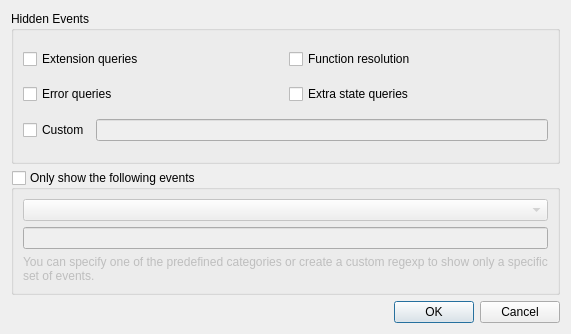
apitrace/apitrace, file gui/ui/settings.ui: the form before one commit.
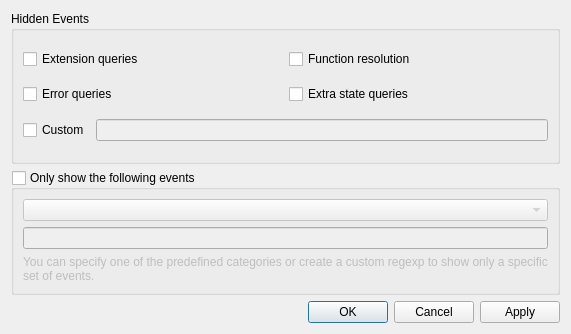
The form after the commit.

Commit message: qapitrace: add Apply button to settings form

The edit to the form file:
```diff
--- a/gui/ui/settings.ui
+++ b/gui/ui/settings.ui
@@ -123,7 +123,7 @@
       <enum>Qt::Horizontal</enum>
      </property>
      <property name="standardButtons">
-      <set>QDialogButtonBox::Cancel|QDialogButtonBox::Ok</set>
+      <set>QDialogButtonBox::Apply|QDialogButtonBox::Cancel|QDialogButtonBox::Ok</set>
      </property>
     </widget>
    </item>
```
The commit also changes 2 other files.
